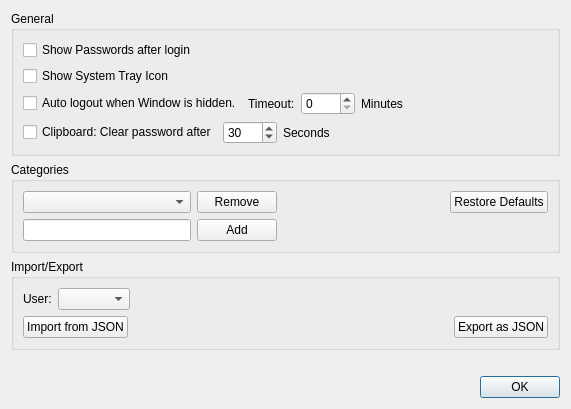
Qt form ui/settings_widget.ui (bkueng/qMasterPassword) before a commit.
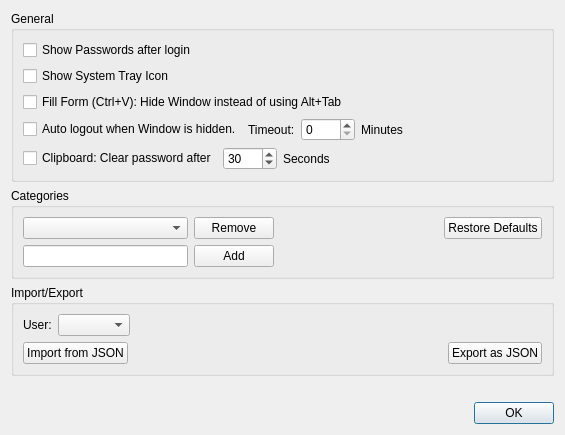
The same form after that commit.

Commit message: options: add option to hide the window instead of using Alt+Tab when filling forms

Diff of the .ui file:
```diff
--- a/ui/settings_widget.ui
+++ b/ui/settings_widget.ui
@@ -6,8 +6,8 @@
    <rect>
     <x>0</x>
     <y>0</y>
-    <width>571</width>
-    <height>409</height>
+    <width>565</width>
+    <height>435</height>
    </rect>
   </property>
   <property name="windowTitle">
@@ -34,6 +34,13 @@
         </property>
        </widget>
       </item>
+      <item>
+       <widget class="QCheckBox" name="chkFillFormHideWindow">
+        <property name="text">
+         <string>Fill Form (Ctrl+V): Hide Window instead of using Alt+Tab</string>
+        </property>
+       </widget>
+      </item>
       <item>
        <layout class="QHBoxLayout" name="horizontalLayout">
         <item>
```
Left out of the diff: 75 changed lines with no effect on the pictures. The commit also changes 4 other files.
